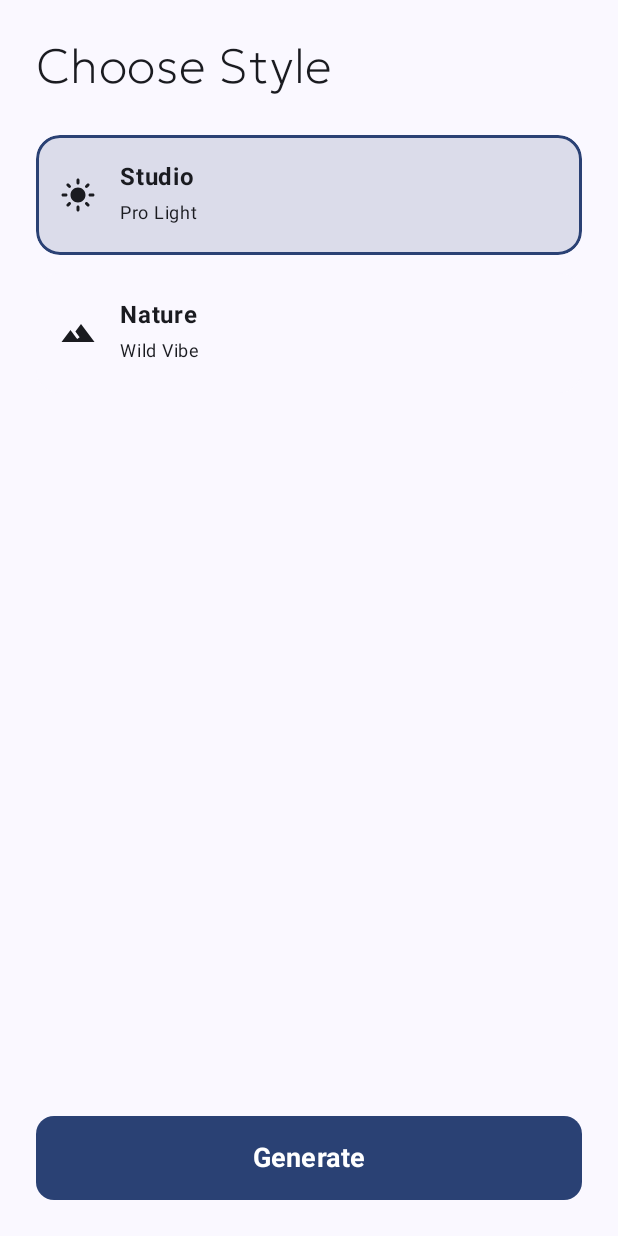
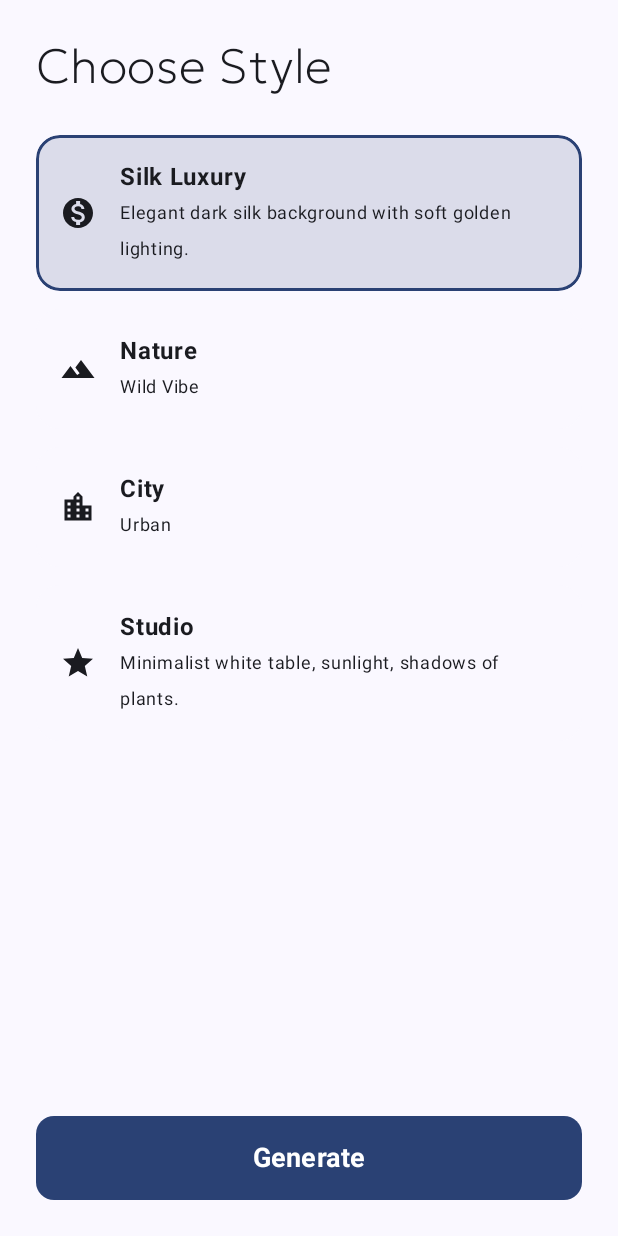
Before and after one commit to etozheerassyl/lumina_proj, an Android app built with Jetpack Compose: the composable TemplateSelectionScreen shown on its own in the app's theme, on a phone screen of 412 x 824 dp. Run offline under Robolectric (Android 15) with nearby library versions, the phone set to English and light mode, and no system bars; pictures from the network do not load.

Commit message:
little changes

```diff
--- a/app/src/main/java/com/example/banana/MainActivity.kt
+++ b/app/src/main/java/com/example/banana/MainActivity.kt
@@ -198,8 +198,10 @@ fun TemplateSelectionScreen(navController: NavController, viewModel: LuminaViewM
         Text("Choose Style", fontFamily = GeologicaFont, fontWeight = FontWeight.Bold, fontSize = 32.sp, color = MaterialTheme.colorScheme.onBackground)
         Spacer(modifier = Modifier.height(20.dp))
 
-        TemplateOption("Studio", "Pro Light", Icons.Filled.LightMode, selectedId == 1) { selectedId = 1; viewModel.selectedTemplateRes = R.drawable.ic_launcher_background }
+        TemplateOption("Silk Luxury", "Elegant dark silk background with soft golden lighting.", Icons.Filled.MonetizationOn, selectedId == 1) { selectedId = 1; viewModel.selectedTemplateRes = R.drawable.ic_launcher_background }
         TemplateOption("Nature", "Wild Vibe", Icons.Filled.Landscape, selectedId == 2) { selectedId = 2; viewModel.selectedTemplateRes = R.drawable.ic_launcher_background }
+        TemplateOption("City", "Urban", Icons.Filled.LocationCity, selectedId == 3) { selectedId = 3; viewModel.selectedTemplateRes = R.drawable.ic_launcher_background }
+        TemplateOption("Studio", "Minimalist white table, sunlight, shadows of plants.", Icons.Filled.Star, selectedId == 4) { selectedId = 4; viewModel.selectedTemplateRes = R.drawable.ic_launcher_background }
         Spacer(modifier = Modifier.weight(1f))
         Button(onClick = { navController.navigate("processing") }, modifier = Modifier.fillMaxWidth().height(56.dp), colors = ButtonDefaults.buttonColors(containerColor = MaterialTheme.colorScheme.primary), shape = RoundedCornerShape(12.dp)) { Text("Generate", fontSize = 18.sp, fontWeight = FontWeight.Bold, color = Color.White) }
     }
```
